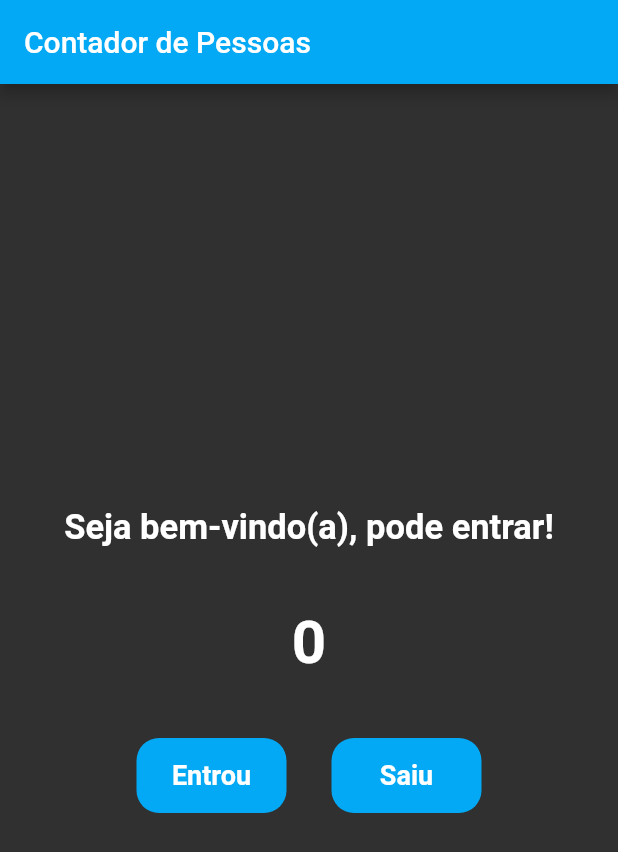
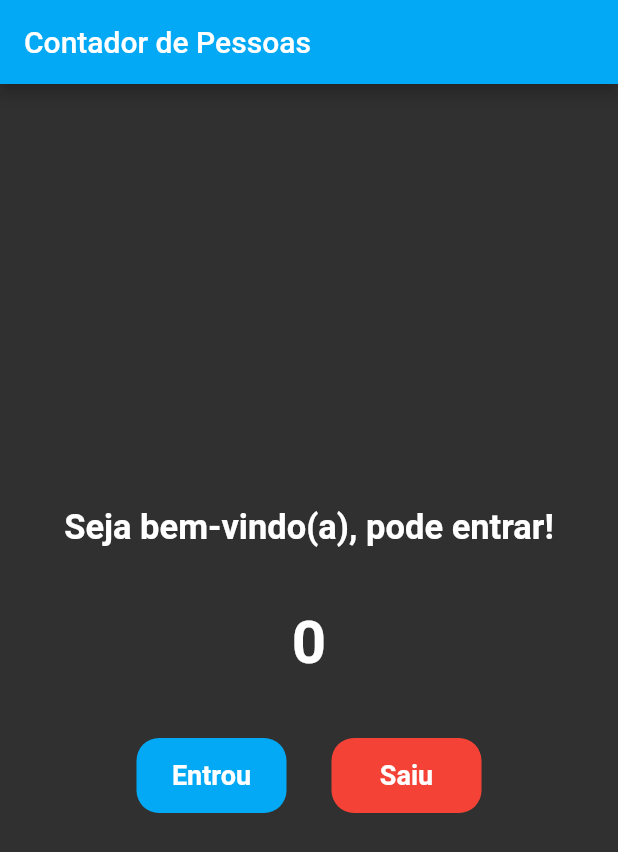
Before and after one commit to kylebellini/People-Counter-App, a Flutter app: the screen it shows after launch, on a phone screen of 412 x 824 dp. Shown: the top 852 px of the screen. Run offline on Flutter 3.47's test engine with Material 2 defaults, Android fonts, the phone set to English and light mode, and no system bars.

Commit message:
fixed negative people & added people limit

```diff
--- a/lib/main.dart
+++ b/lib/main.dart
@@ -29,6 +29,7 @@ class _HomePageState extends State<HomePage> {
   String wentInMessage = 'Entrou';
   String wentOutMessage = 'Saiu';
   int peopleAmount = 0;
+  int peopleLimit = 10;
 
   void removePerson() {
     setState(() {
@@ -72,9 +73,11 @@ class _HomePageState extends State<HomePage> {
             mainAxisAlignment: MainAxisAlignment.center,
             children: [
               TextButton(
-                  onPressed: addPerson,
+                  onPressed: peopleAmount == peopleLimit ? null : addPerson,
                   style: TextButton.styleFrom(
-                      backgroundColor: Colors.lightBlue,
+                      backgroundColor: peopleAmount == peopleLimit
+                          ? Colors.red
+                          : Colors.lightBlue,
                       fixedSize: const Size(100, 50),
                       primary: Colors.grey[850],
                       shape: RoundedRectangleBorder(
@@ -90,9 +93,10 @@ class _HomePageState extends State<HomePage> {
                 width: 30,
               ),
               TextButton(
-                  onPressed: removePerson,
+                  onPressed: peopleAmount == 0 ? null : removePerson,
                   style: TextButton.styleFrom(
-                      backgroundColor: Colors.lightBlue,
+                      backgroundColor:
+                          peopleAmount == 0 ? Colors.red : Colors.lightBlue,
                       fixedSize: const Size(100, 50),
                       primary: Colors.grey[850],
                       shape: RoundedRectangleBorder(
```
Also changed, not shown: 1 other file.
